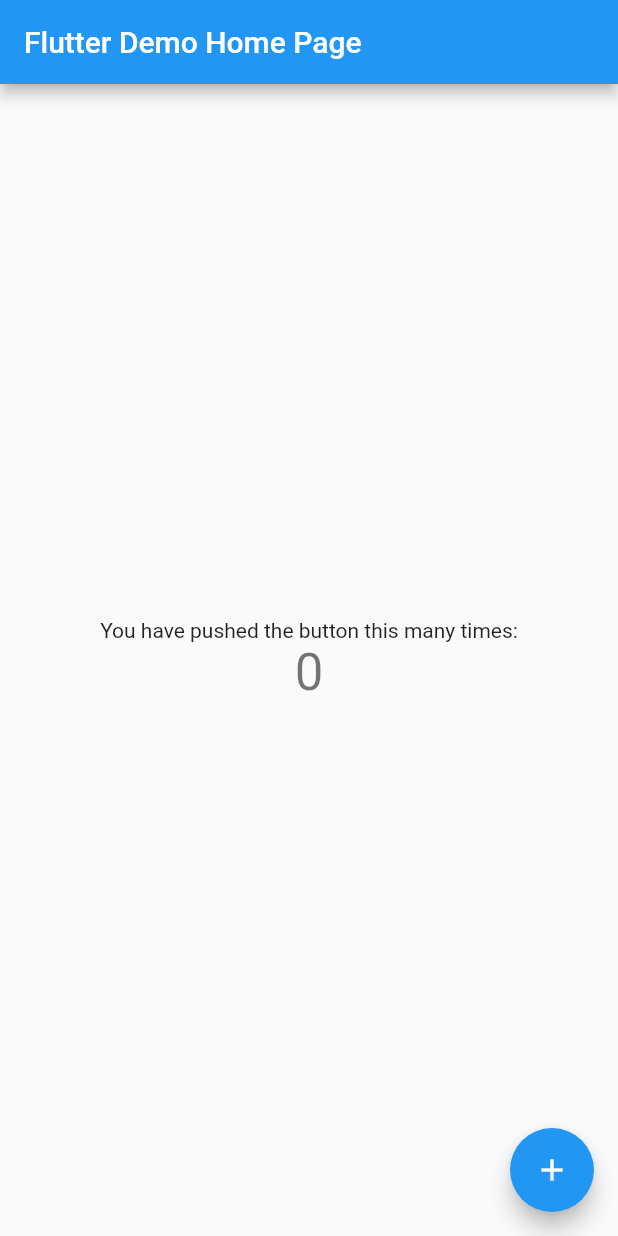
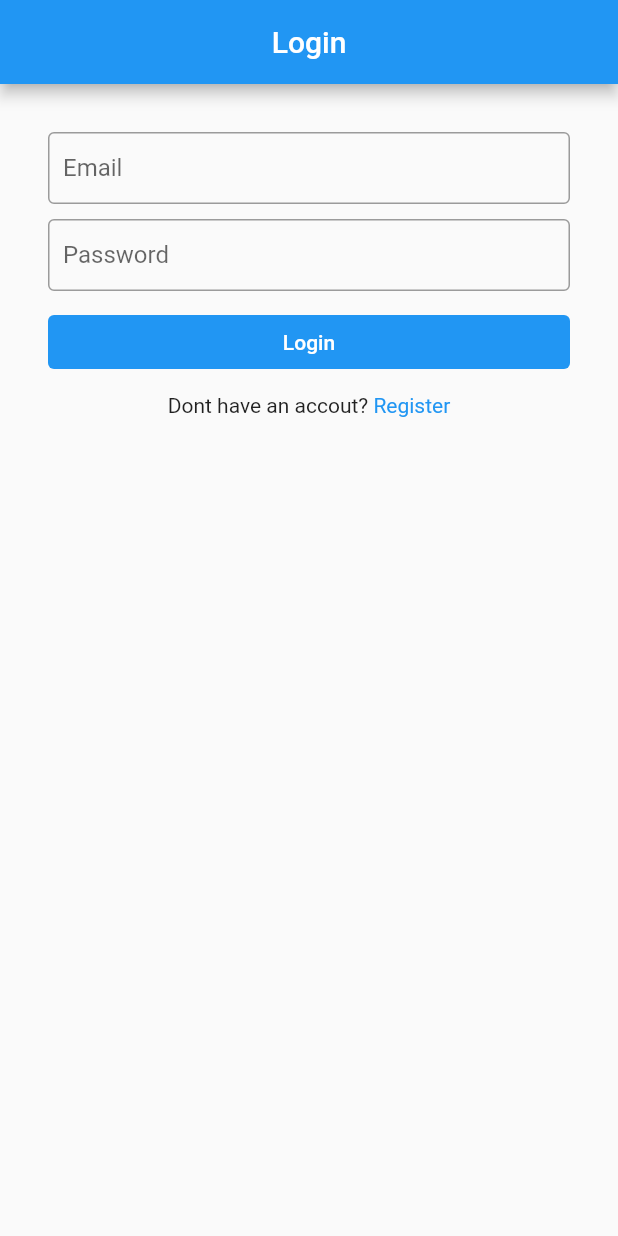
Before and after one commit to AlissonSilva/laravel-blog-app, a Flutter app: the screen it shows after launch, on a phone screen of 412 x 824 dp. Run offline on Flutter 3.47's test engine with Material 2 defaults, Android fonts, the phone set to English and light mode, and no system bars; our stand-ins replace shared_preferences; missing offline and left inert: dart:html.

Commit message:
Commit 2022-11-23
Desenvolvimento da tela de login e registro de novos usuários.

```diff
--- /dev/null
+++ b/app/lib/constant.dart
@@ -0,0 +1,60 @@
+import 'dart:html';
+
+import 'package:flutter/material.dart';
+
+// ------- String Settings -----------
+const baseURL = 'http://192.168.100.99:8000/api';
+const loginURL = baseURL + '/login';
+const registerURL = baseURL + '/register';
+const logoutURL = baseURL + '/logout';
+const userURL = baseURL + '/user';
+const postsURL = baseURL + '/posts';
+const commentURL = baseURL + '/comments';
+
+// ------- String Erros -----------
+
+const serverError = 'Server error';
+const unauthorized = 'Unauthorized';
+const somethingWentWrong = 'Something went wrong, try agian!';
+
+// ------- Input decoration --------
+
+InputDecoration kInputDecoration(String label) {
+  return InputDecoration(
+      labelText: label,
+      contentPadding: EdgeInsets.all(10),
+      border: OutlineInputBorder(
+          borderSide: BorderSide(width: 1, color: Colors.black)));
+}
+
+// ---------- Button -----------
+
+TextButton kTextButton(String label, Function onPressed) {
+  return TextButton(
+    onPressed: (() => onPressed()),
+    child: Text(
+      label,
+      style: TextStyle(color: Colors.white),
+    ),
+    style: ButtonStyle(
+        backgroundColor:
+            MaterialStateColor.resolveWith((states) => Colors.blue),
+        padding: MaterialStateProperty.resolveWith(
+            (states) => EdgeInsets.symmetric(vertical: 10))),
+  );
+}
+
+// -------- Login Register ---------
+
+Row kLoginRegisterHint(String text, String label, Function onTap) {
+  return Row(
+    mainAxisAlignment: MainAxisAlignment.center,
+    children: [
+      Text(text),
+      GestureDetector(
+        child: Text(label, style: TextStyle(color: Colors.blue)),
+        onTap: () => onTap(),
+      )
+    ],
+  );
+}
--- a/app/lib/main.dart
+++ b/app/lib/main.dart
@@ -1,115 +1,19 @@
+import 'package:app/screens/loading.dart';
+import 'package:flutter/cupertino.dart';
 import 'package:flutter/material.dart';
 
-void main() {
-  runApp(const MyApp());
+ void main() {
+  runApp(App());
 }
 
-class MyApp extends StatelessWidget {
-  const MyApp({super.key});
+class App extends StatelessWidget {
+  const App({super.key});
 
-  // This widget is the root of your application.
   @override
   Widget build(BuildContext context) {
     return MaterialApp(
-      title: 'Flutter Demo',
-      theme: ThemeData(
-        // This is the theme of your application.
-        //
-        // Try running your application with "flutter run". You'll see the
-        // application has a blue toolbar. Then, without quitting the app, try
-        // changing the primarySwatch below to Colors.green and then invoke
-        // "hot reload" (press "r" in the console where you ran "flutter run",
-        // or simply save your changes to "hot reload" in a Flutter IDE).
-        // Notice that the counter didn't reset back to zero; the application
-        // is not restarted.
-        primarySwatch: Colors.blue,
-      ),
-      home: const MyHomePage(title: 'Flutter Demo Home Page'),
+      debugShowCheckedModeBanner: false,
+      home:Loading(),
     );
   }
 }
-
-class MyHomePage extends StatefulWidget {
-  const MyHomePage({super.key, required this.title});
-
-  // This widget is the home page of your application. It is stateful, meaning
-  // that it has a State object (defined below) that contains fields that affect
-  // how it looks.
-
-  // This class is the configuration for the state. It holds the values (in this
-  // case the title) provided by the parent (in this case the App widget) and
-  // used by the build method of the State. Fields in a Widget subclass are
-  // always marked "final".
-
-  final String title;
-
-  @override
-  State<MyHomePage> createState() => _MyHomePageState();
-}
-
-class _MyHomePageState extends State<MyHomePage> {
-  int _counter = 0;
-
-  void _incrementCounter() {
-    setState(() {
-      // This call to setState tells the Flutter framework that something has
-      // changed in this State, which causes it to rerun the build method below
-      // so that the display can reflect the updated values. If we changed
-      // _counter without calling setState(), then the build method would not be
-      // called again, and so nothing would appear to happen.
-      _counter++;
-    });
-  }
-
-  @override
-  Widget build(BuildContext context) {
-    // This method is rerun every time setState is called, for instance as done
-    // by the _incrementCounter method above.
-    //
-    // The Flutter framework has been optimized to make rerunning build methods
-    // fast, so that you can just rebuild anything that needs updating rather
-    // than having to individually change instances of widgets.
-    return Scaffold(
-      appBar: AppBar(
-        // Here we take the value from the MyHomePage object that was created by
-        // the App.build method, and use it to set our appbar title.
-        title: Text(widget.title),
-      ),
-      body: Center(
-        // Center is a layout widget. It takes a single child and positions it
-        // in the middle of the parent.
-        child: Column(
-          // Column is also a layout widget. It takes a list of children and
-          // arranges them vertically. By default, it sizes itself to fit its
-          // children horizontally, and tries to be as tall as its parent.
-          //
-          // Invoke "debug painting" (press "p" in the console, choose the
-          // "Toggle Debug Paint" action from the Flutter Inspector in Android
-          // Studio, or the "Toggle Debug Paint" command in Visual Studio Code)
-          // to see the wireframe for each widget.
-          //
-          // Column has various properties to control how it sizes itself and
-          // how it positions its children. Here we use mainAxisAlignment to
-          // center the children vertically; the main axis here is the vertical
-          // axis because Columns are vertical (the cross axis would be
-          // horizontal).
-          mainAxisAlignment: MainAxisAlignment.center,
-          children: <Widget>[
-            const Text(
-              'You have pushed the button this many times:',
-            ),
-            Text(
-              '$_counter',
-              style: Theme.of(context).textTheme.headline4,
-            ),
-          ],
-        ),
-      ),
-      floatingActionButton: FloatingActionButton(
-        onPressed: _incrementCounter,
-        tooltip: 'Increment',
-        child: const Icon(Icons.add),
-      ), // This trailing comma makes auto-formatting nicer for build methods.
-    );
-  }
-}
--- /dev/null
+++ b/app/lib/models/api_response.dart
@@ -0,0 +1,4 @@
+class ApiResponse {
+  Object? data;
+  String? error;
+}
--- /dev/null
+++ b/app/lib/models/user.dart
@@ -0,0 +1,25 @@
+class User {
+  int? id;
+  String? name;
+  String? image;
+  String? email;
+  String? token;
+
+  User({
+    this.id,
+    this.name,
+    this.image,
+    this.email,
+    this.token
+  });
+
+  factory User.fromJson(Map<String, dynamic> json){
+    return User(
+      id: json['user']['id'],
+      name: json['user']['name'],
+      image: json['user']['image'],
+      email: json['user']['email'],
+      token: json['token']
+    );
+  }
+}
--- /dev/null
+++ b/app/lib/screens/login.dart
@@ -0,0 +1,102 @@
+import 'package:app/constant.dart';
+import 'package:app/models/api_response.dart';
+import 'package:app/models/user.dart';
+import 'package:app/screens/register.dart';
+import 'package:app/services/user_service.dart';
+import 'package:flutter/material.dart';
+import 'package:shared_preferences/shared_preferences.dart';
+
+import 'home.dart';
+
+class Login extends StatefulWidget {
+  const Login({super.key});
+
+  @override
+  State<Login> createState() => _LoginState();
+}
+
+class _LoginState extends State<Login> {
+  final GlobalKey<FormState> formKey = GlobalKey<FormState>();
+  TextEditingController txtEmail = TextEditingController();
+  TextEditingController txtPassword = TextEditingController();
+  bool loading = false;
+
+  void _loginUser() async {
+    ApiResponse response = await login(txtEmail.text, txtPassword.text);
+
+    if (response.error == null) {
+      _saveAndRedirectToHome(response.data as User);
+    } else {
+      setState(() {
+        loading = false;
+      });
+      ScaffoldMessenger.of(context)
+          .showSnackBar(SnackBar(content: Text('${response.error}')));
+    }
+  }
+
+  void _saveAndRedirectToHome(User user) async {
+    SharedPreferences pref = await SharedPreferences.getInstance();
+    await pref.setString('token', user.token ?? '');
+    await pref.setInt('userId', user.id ?? 0);
+    Navigator.of(context).pushAndRemoveUntil(
+        MaterialPageRoute(builder: (context) => Home()), (route) => false);
+  }
+
+  @override
+  Widget build(BuildContext context) {
+    return Scaffold(
+      appBar: AppBar(
+        title: Text('Login'),
+        centerTitle: true,
+      ),
+      body: Form(
+          key: formKey,
+          child: ListView(
+            padding: EdgeInsets.all(32),
+            children: [
+              TextFormField(
+                keyboardType: TextInputType.emailAddress,
+                controller: txtEmail,
+                validator: (val) =>
+                    val!.isEmpty ? 'Invalid email address' : null,
+                decoration: kInputDecoration('Email'),
+              ),
+              SizedBox(
+                height: 10,
+              ),
+              TextFormField(
+                obscureText: true,
+                controller: txtPassword,
+                validator: (val) =>
+                    val!.length < 6 ? 'Required at least 6 chars' : null,
+                decoration: kInputDecoration('Password'),
+              ),
+              SizedBox(
+                height: 10,
+              ),
+              loading
+                  ? Center(
+                      child: CircularProgressIndicator(),
+                    )
+                  : kTextButton('Login', () {
+                      if (formKey.currentState!.validate()) {
+                        setState(() {
+                          loading = true;
+                          _loginUser();
+                        });
+                      }
+                    }),
+              SizedBox(
+                height: 10,
+              ),
+              kLoginRegisterHint('Dont have an accout? ', 'Register', () {
+                Navigator.of(context).pushAndRemoveUntil(
+                    MaterialPageRoute(builder: (context) => Register()),
+                    (route) => false);
+              })
+            ],
+          )),
+    );
+  }
+}
--- a/app/pubspec.yaml
+++ b/app/pubspec.yaml
@@ -36,6 +36,9 @@ dependencies:
   # The following adds the Cupertino Icons font to your application.
   # Use with the CupertinoIcons class for iOS style icons.
   cupertino_icons: ^1.0.2
+  http: ^0.13.3
+  shared_preferences: ^2.0.6
+  image_picker: ^0.7.5+4
 
 dev_dependencies:
   flutter_test:
```
Also changed, not shown: app/lib/screens/home.dart (added, +28 -0 lines), app/lib/screens/loading.dart (added, +50 -0 lines), app/lib/screens/register.dart (added, +128 -0 lines), app/lib/services/user_service.dart (added, +132 -0 lines), app/pubspec.lock, 4 other files.
